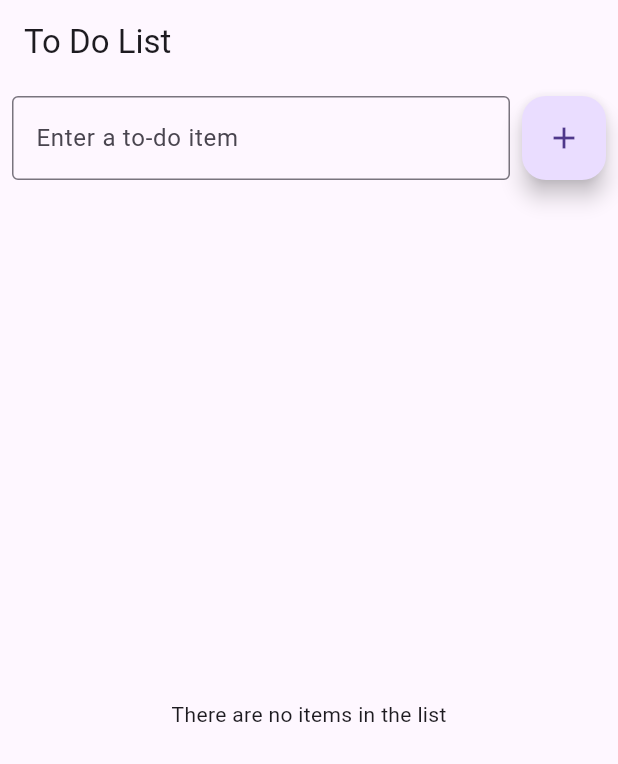
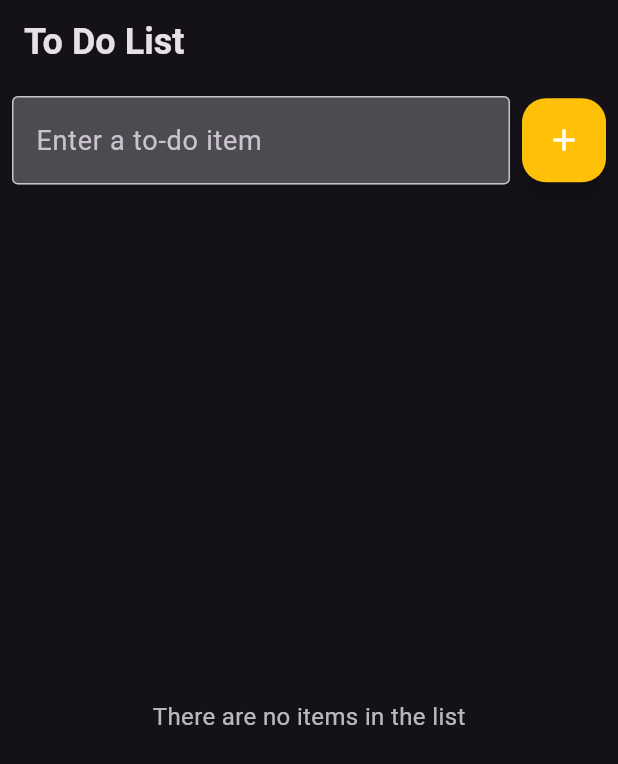
Before and after one commit to jotx19/FlutterTest, a Flutter app: the screen it shows after launch, on a phone screen of 412 x 824 dp. Shown: the top 764 px of the screen. Run offline on Flutter 3.47's test engine with Material 3 defaults, Android fonts, the light colour scheme and no system bars; our stand-ins replace floor, sqflite; accounts and stored records are empty; generated files the repository leaves out were written again.

Commit message:
messages

```diff
--- a/lib/main.dart
+++ b/lib/main.dart
@@ -14,9 +14,15 @@ class MyApp extends StatelessWidget {
   Widget build(BuildContext context) {
     return MaterialApp(
       debugShowCheckedModeBanner: false,
-      title: 'To Do List',
+      title: 'TODO LIST',
       theme: ThemeData(
-        primarySwatch: Colors.blue,
+        primarySwatch: Colors.purple,
+        brightness: Brightness.dark,
+        textTheme: TextTheme(
+          bodyText1: TextStyle(fontSize: 18.0, color: Colors.white),
+          bodyText2: TextStyle(fontSize: 16.0, color: Colors.white70),
+          headline6: TextStyle(fontSize: 24.0, fontWeight: FontWeight.bold),
+        ),
       ),
       home: const ToDoListPage(),
     );
@@ -110,7 +116,7 @@ class _ToDoListPageState extends State<ToDoListPage> {
           if ((width > height) && (width > 720)) {
             return Scaffold(
               appBar: AppBar(
-                title: const Text('To Do List'),
+                title: const Text('TODO LIST')
               ),
               body: Row(
                 children: [
@@ -202,20 +208,24 @@ class ToDoList extends StatelessWidget {
               Expanded(
                 child: TextField(
                   controller: controller,
-                  decoration: const InputDecoration(
+                  decoration: InputDecoration(
                     hintText: 'Enter a to-do item',
                     border: OutlineInputBorder(),
+                    filled: true,
+                    fillColor: Colors.white24,
                   ),
+                  style: TextStyle(color: Colors.white),
                 ),
               ),
               const SizedBox(width: 8),
               FloatingActionButton(
+                backgroundColor: Colors.amber,
                 onPressed: () {
                   if (controller.text.isNotEmpty) {
                     addItem(dao, controller.text);
                   }
                 },
-                child: const Icon(Icons.add),
+                child: const Icon(Icons.add, color: Colors.white),
               ),
             ],
           ),
@@ -228,9 +238,16 @@ class ToDoList extends StatelessWidget {
             itemBuilder: (context, index) {
               return GestureDetector(
                 onTap: () => selectItem(items[index]),
-                child: ListTile(
-                  leading: Text('Row Number: ${index + 1}'),
-                  title: Text(items[index].message),
+                child: Card(
+                  color: Colors.purple[600],
+                  margin: const EdgeInsets.symmetric(vertical: 4.0, horizontal: 8.0),
+                  child: ListTile(
+                    leading: CircleAvatar(
+                      backgroundColor: Colors.amber,
+                      child: Text('${index + 1}', style: TextStyle(color: Colors.black)),
+                    ),
+                    title: Text(items[index].message, style: TextStyle(color: Colors.white)),
+                  ),
                 ),
               );
             },
@@ -260,12 +277,18 @@ class DetailsPage extends StatelessWidget {
     if (item == null) {
       return Center(child: Text("No item selected"));
     } else {
-      return Column(
+      return Padding(
+        padding: const EdgeInsets.all(16.0),
+        child: Column(
           mainAxisAlignment: MainAxisAlignment.center,
           children: <Widget>[
-            Text("Item: ${item!.message}"),
-            Text("ID: ${item!.id}"),
+            Text("Item: ${item!.message}", style: Theme.of(context).textTheme.headline6),
+            const SizedBox(height: 8),
+            Text("ID: ${item!.id}", style: Theme.of(context).textTheme.bodyText2),
+            const SizedBox(height: 16),
             ElevatedButton(
+              style: ElevatedButton.styleFrom(
+              ),
               onPressed: () async {
                 await removeItem(dao, item!.id!);
                 clearSelection();
@@ -273,7 +296,8 @@ class DetailsPage extends StatelessWidget {
               child: const Text("Delete"),
             ),
           ],
-          );
+        ),
+      );
     }
-    }
+  }
 }
```
